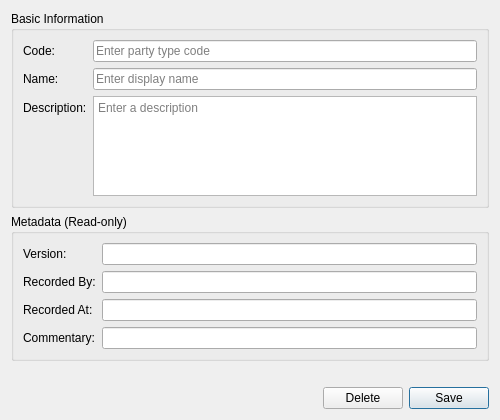
Above: projects/ores.qt/ui/PartyTypeDetailDialog.ui from OreStudio/OreStudio before the change. Below: the same form after it.
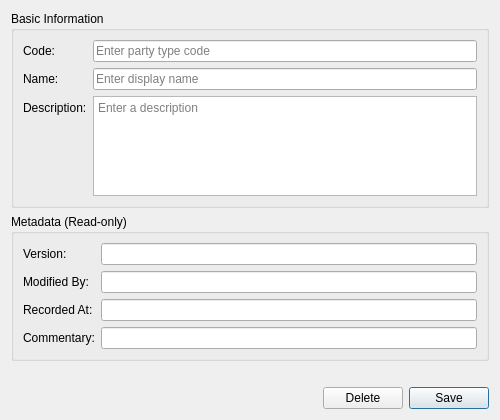
That is the form after the change.

Commit message: [protocol] Fix audit trail metadata: rename recorded_by, remove from wire format

The edit to the form file:
```diff
--- a/projects/ores.qt/ui/PartyTypeDetailDialog.ui
+++ b/projects/ores.qt/ui/PartyTypeDetailDialog.ui
@@ -112,7 +112,7 @@
       <item row="1" column="0">
        <widget class="QLabel" name="labelRecordedBy">
         <property name="text">
-         <string>Recorded By:</string>
+         <string>Modified By:</string>
         </property>
        </widget>
       </item>
```
Left out of the diff: 4 changed lines with no effect on the pictures. The commit also changes 473 other files.
